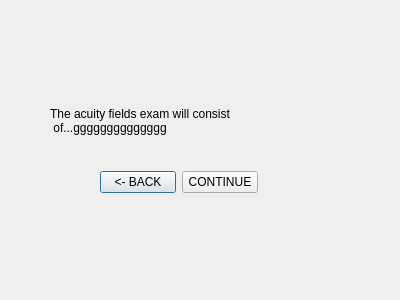
Above: Qt_Creator/projectPHOE/acuitydescr.ui from jdsalguer/senior_project before the change. Below: the same form after it.
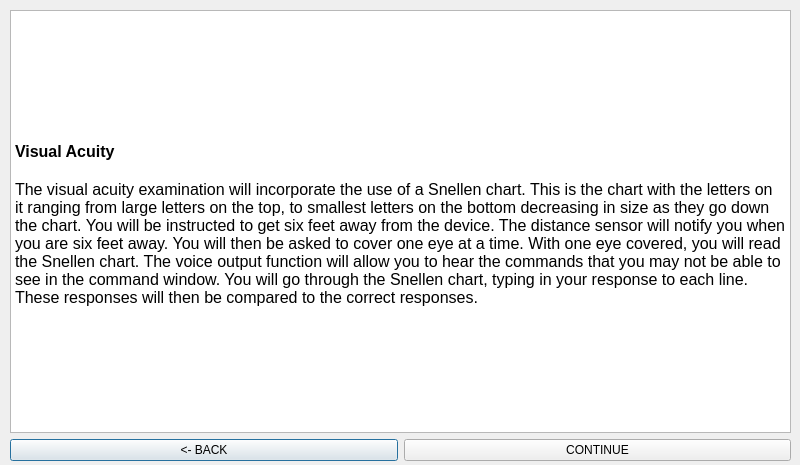
That is the form after the change.

```diff
--- a/Qt_Creator/projectPHOE/acuitydescr.ui
+++ b/Qt_Creator/projectPHOE/acuitydescr.ui
@@ -6,36 +6,44 @@
    <rect>
     <x>0</x>
     <y>0</y>
-    <width>400</width>
-    <height>300</height>
+    <width>800</width>
+    <height>465</height>
    </rect>
   </property>
   <property name="windowTitle">
    <string>Dialog</string>
   </property>
-  <widget class="QLabel" name="label">
-   <property name="geometry">
-    <rect>
-     <x>50</x>
-     <y>80</y>
-     <width>331</width>
-     <height>81</height>
-    </rect>
-   </property>
-   <property name="text">
-    <string>The acuity fields exam will consist 
- of...gggggggggggggg</string>
-   </property>
-  </widget>
   <widget class="QWidget" name="">
    <property name="geometry">
     <rect>
-     <x>100</x>
-     <y>170</y>
-     <width>158</width>
-     <height>25</height>
+     <x>10</x>
+     <y>10</y>
+     <width>781</width>
+     <height>451</height>
     </rect>
    </property>
+   <layout class="QVBoxLayout" name="verticalLayout">
+    <item>
+     <widget class="QTextBrowser" name="textBrowser">
+      <property name="html">
+       <string>&lt;!DOCTYPE HTML PUBLIC &quot;-//W3C//DTD HTML 4.0//EN&quot; &quot;http://www.w3.org/TR/REC-html40/strict.dtd&quot;&gt;
+&lt;html&gt;&lt;head&gt;&lt;meta name=&quot;qrichtext&quot; content=&quot;1&quot; /&gt;&lt;style type=&quot;text/css&quot;&gt;
+p, li { white-space: pre-wrap; }
+&lt;/style&gt;&lt;/head&gt;&lt;body style=&quot; font-family:'MS Shell Dlg 2'; font-size:8.25pt; font-weight:400; font-style:normal;&quot;&gt;
+&lt;p style=&quot;-qt-paragraph-type:empty; margin-top:0px; margin-bottom:0px; margin-left:0px; margin-right:0px; -qt-block-indent:0; text-indent:0px;&quot;&gt;&lt;br /&gt;&lt;/p&gt;
+&lt;p style=&quot;-qt-paragraph-type:empty; margin-top:0px; margin-bottom:0px; margin-left:0px; margin-right:0px; -qt-block-indent:0; text-indent:0px; font-size:12pt; font-weight:600;&quot;&gt;&lt;br /&gt;&lt;/p&gt;
+&lt;p style=&quot;-qt-paragraph-type:empty; margin-top:0px; margin-bottom:0px; margin-left:0px; margin-right:0px; -qt-block-indent:0; text-indent:0px; font-size:12pt; font-weight:600;&quot;&gt;&lt;br /&gt;&lt;/p&gt;
+&lt;p style=&quot;-qt-paragraph-type:empty; margin-top:0px; margin-bottom:0px; margin-left:0px; margin-right:0px; -qt-block-indent:0; text-indent:0px; font-size:12pt; font-weight:600;&quot;&gt;&lt;br /&gt;&lt;/p&gt;
+&lt;p style=&quot;-qt-paragraph-type:empty; margin-top:0px; margin-bottom:0px; margin-left:0px; margin-right:0px; -qt-block-indent:0; text-indent:0px; font-size:12pt; font-weight:600;&quot;&gt;&lt;br /&gt;&lt;/p&gt;
+&lt;p style=&quot;-qt-paragraph-type:empty; margin-top:0px; margin-bottom:0px; margin-left:0px; margin-right:0px; -qt-block-indent:0; text-indent:0px; font-size:12pt; font-weight:600;&quot;&gt;&lt;br /&gt;&lt;/p&gt;
+&lt;p style=&quot;-qt-paragraph-type:empty; margin-top:0px; margin-bottom:0px; margin-left:0px; margin-right:0px; -qt-block-indent:0; text-indent:0px; font-size:12pt; font-weight:600;&quot;&gt;&lt;br /&gt;&lt;/p&gt;
+&lt;p style=&quot; margin-top:0px; margin-bottom:0px; margin-left:0px; margin-right:0px; -qt-block-indent:0; text-indent:0px;&quot;&gt;&lt;span style=&quot; font-size:12pt; font-weight:600;&quot;&gt;Visual Acuity&lt;/span&gt;&lt;/p&gt;
+&lt;p style=&quot;-qt-paragraph-type:empty; margin-top:0px; margin-bottom:0px; margin-left:0px; margin-right:0px; -qt-block-indent:0; text-indent:0px; font-size:12pt;&quot;&gt;&lt;br /&gt;&lt;/p&gt;
+&lt;p style=&quot; margin-top:0px; margin-bottom:0px; margin-left:0px; margin-right:0px; -qt-block-indent:0; text-indent:0px;&quot;&gt;&lt;span style=&quot; font-size:12pt;&quot;&gt;The visual acuity examination will incorporate the use of a Snellen chart. This is the chart with the letters on it ranging from large letters on the top, to smallest letters on the bottom decreasing in size as they go down the chart. You will be instructed to get six feet away from the device. The distance sensor will notify you when you are six feet away. You will then be asked to cover one eye at a time. With one eye covered, you will read the Snellen chart. The voice output function will allow you to hear the commands that you may not be able to see in the command window. You will go through the Snellen chart, typing in your response to each line. These responses will then be compared to the correct responses.&lt;/span&gt;&lt;/p&gt;&lt;/body&gt;&lt;/html&gt;</string>
+      </property>
+     </widget>
+    </item>
+    <item>
    <layout class="QHBoxLayout" name="horizontalLayout">
     <item>
      <widget class="QPushButton" name="adescrbakButton">
@@ -50,6 +58,8 @@
        <string>CONTINUE</string>
       </property>
      </widget>
+      </item>
+     </layout>
     </item>
    </layout>
   </widget>
```
Lines whose indentation alone changed are shown as unchanged.
